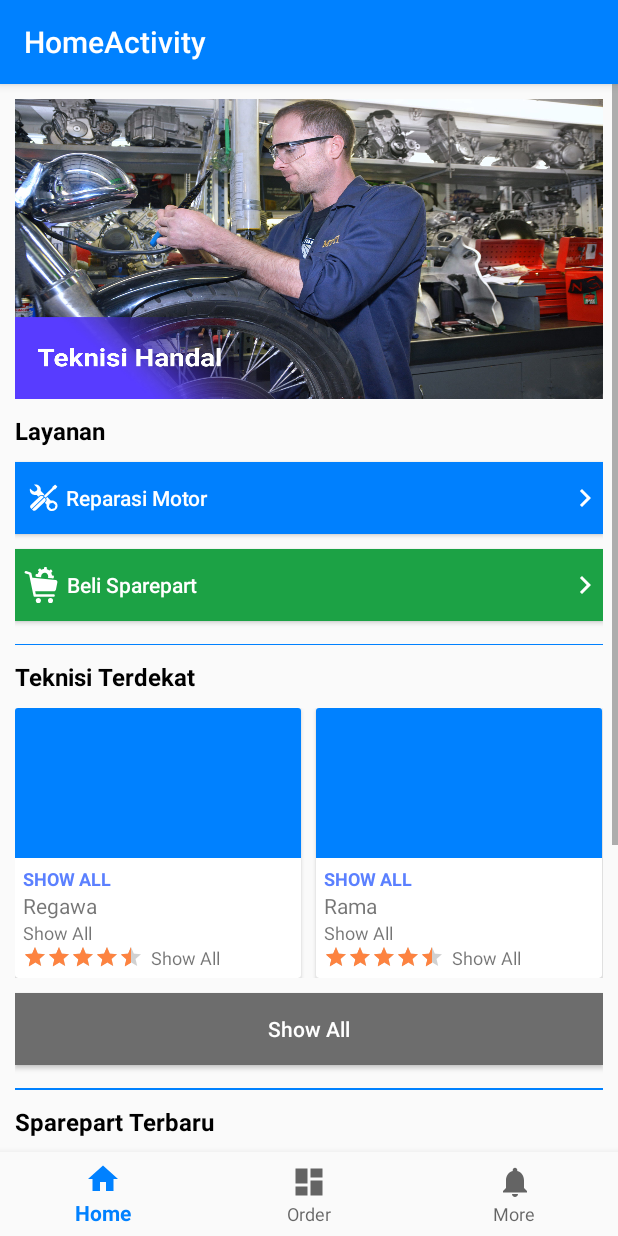
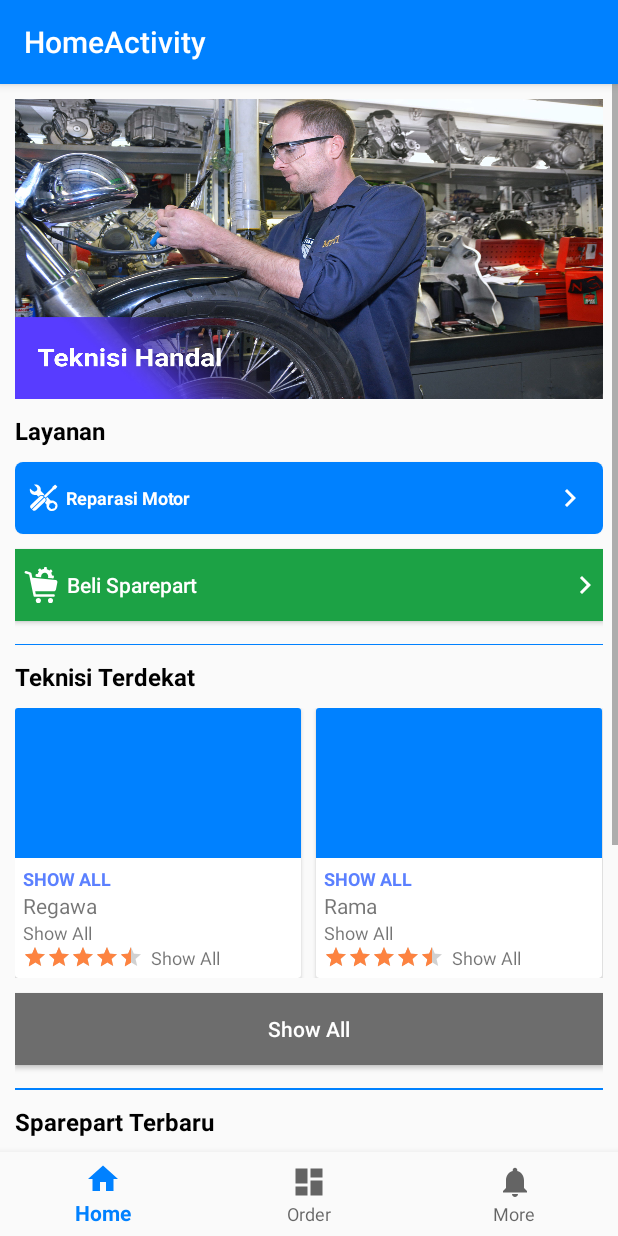
Before and after one commit to regawarp/OMTe, an Android app: the HomeFragment screen opened directly, with no data from a screen before it, on a phone screen of 412 x 824 dp. Run offline under Robolectric (Android 15) with nearby library versions, the phone set to English and light mode, and no system bars; our stand-ins replace Firebase (no records; nobody signed in at launch, a user with empty details on screens opened directly).

Commit message:
ganti style button

```diff
--- a/app/src/main/res/layout/fragment_home.xml
+++ b/app/src/main/res/layout/fragment_home.xml
@@ -31,10 +31,10 @@
 
         <Button
             android:id="@+id/btn_reparasi_motor"
+            style="@style/btnStyleBlue"
             android:layout_width="match_parent"
             android:layout_height="wrap_content"
             android:layout_marginBottom="10dp"
-            android:background="#0080FE"
             android:drawableStart="@drawable/ic_obeng_24dp"
             android:drawableEnd="@drawable/ic_chevron_right_black_24dp"
             android:drawablePadding="5dp"
```
